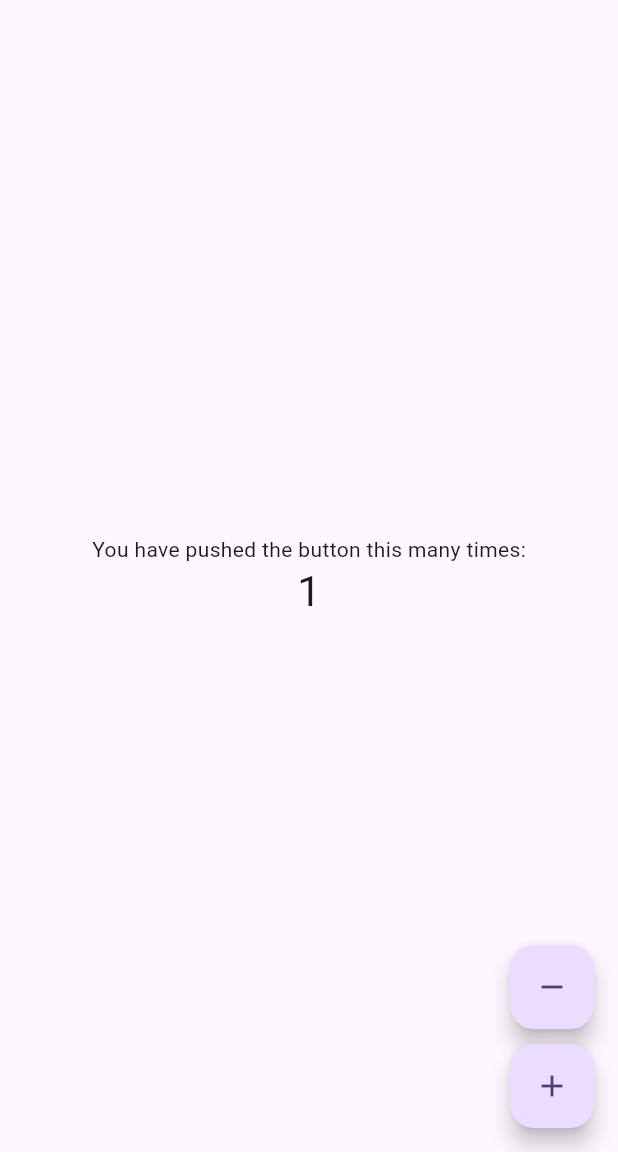
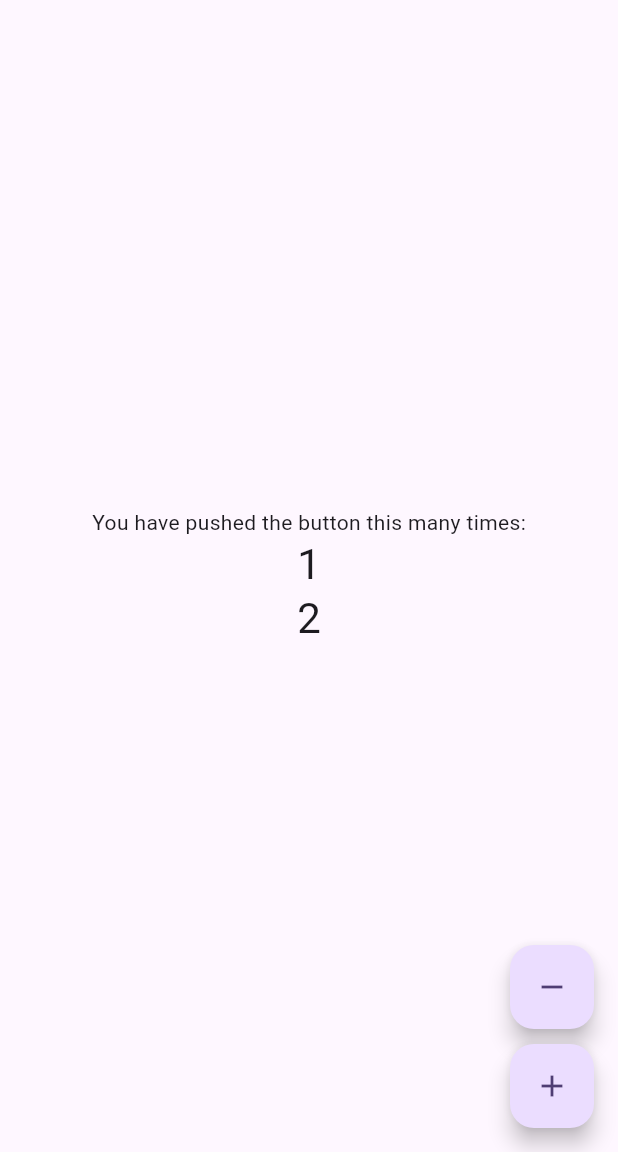
Before and after one commit to SjdnDzikran/test-counter, a Flutter app: the screen it shows after launch, after a tap on the "add" icon, on a phone screen of 412 x 824 dp, the part 84-1236 px from its top. Run offline on Flutter 3.47's test engine with Material 3 defaults, Android fonts, the phone set to English and light mode, and no system bars.

Commit message:
ci: Configure Android release signing (#3)
* feat(counter): Add second counter incrementing by 2

* feat(build): Configure release signing with keystore properties

* feat(release): Add keystore decoding and properties creation step

```diff
--- a/lib/main.dart
+++ b/lib/main.dart
@@ -30,10 +30,12 @@ class MyHomePage extends StatefulWidget {
 
 class _MyHomePageState extends State<MyHomePage> {
   int _counter = 0;
+  int _counter2 = 0;
 
   void _incrementCounter() {
     setState(() {
       _counter++;
+      _counter2 += 2;
     });
   }
 
@@ -57,6 +59,10 @@ class _MyHomePageState extends State<MyHomePage> {
             const Text('You have pushed the button this many times:'),
             Text(
               '$_counter',
+              style: Theme.of(context).textTheme.headlineMedium,
+            ),
+            Text(
+              '$_counter2',
               style: Theme.of(context).textTheme.headlineMedium,
             ),
           ],
```
Also changed, not shown: 2 other files.
